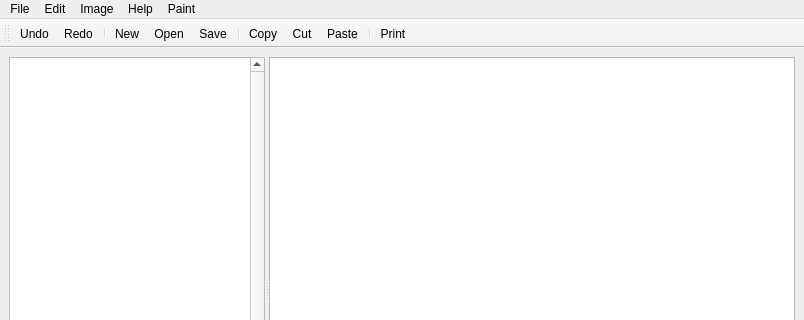
First picture: the form in Notebook.ui, repository Ahmed-Al-Balochi/Notebook, before the edit; both pictures show x 0 to 804 and y 0 to 320 of the 804 by 532 pixel window.
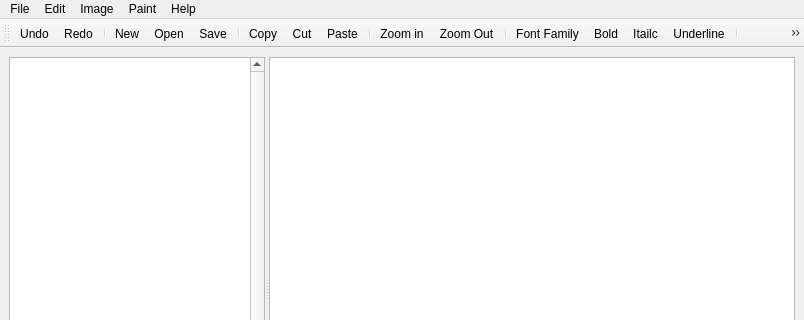
Second picture: the form after the edit. Icons and pictures are not drawn.

Patch:
```diff
--- a/Notebook.ui
+++ b/Notebook.ui
@@ -118,8 +118,8 @@
    <addaction name="menuFile"/>
    <addaction name="menuEdit"/>
    <addaction name="menuPaint"/>
-   <addaction name="menuHelp"/>
    <addaction name="menuPaint_2"/>
+   <addaction name="menuHelp"/>
   </widget>
   <widget class="QToolBar" name="toolBar">
    <property name="windowTitle">
@@ -142,6 +142,19 @@
    <addaction name="actionCut"/>
    <addaction name="actionPaste"/>
    <addaction name="separator"/>
+   <addaction name="actionZoom_in"/>
+   <addaction name="actionZoom_Out"/>
+   <addaction name="separator"/>
+   <addaction name="actionFont_Family"/>
+   <addaction name="actionBold"/>
+   <addaction name="actionItailc"/>
+   <addaction name="actionUnderline"/>
+   <addaction name="separator"/>
+   <addaction name="actionInsertImage"/>
+   <addaction name="actionResize_Image"/>
+   <addaction name="separator"/>
+   <addaction name="actionStart_Painting"/>
+   <addaction name="separator"/>
    <addaction name="actionPrint"/>
   </widget>
   <action name="actionNew">
@@ -266,7 +279,11 @@
     <string>Ctrl+-</string>
    </property>
   </action>
-  <action name="actionStart_Painting">
+  <action name="actionInsertImage">
+   <property name="icon">
+    <iconset resource="Resources.qrc">
+     <normaloff>:/Images/Icons/insert-picture-icon.png</normaloff>:/Images/Icons/insert-picture-icon.png</iconset>
+   </property>
    <property name="text">
     <string>Insert Image</string>
    </property>
```
Left out of the diff: 39 changed lines with no effect on the pictures.
